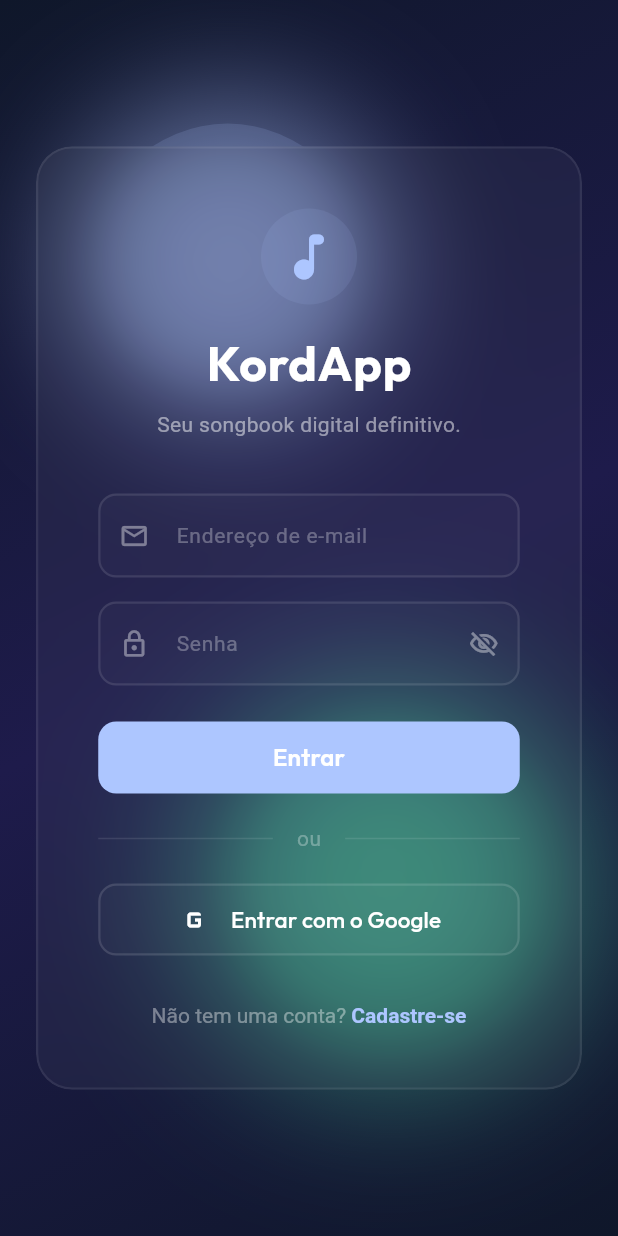
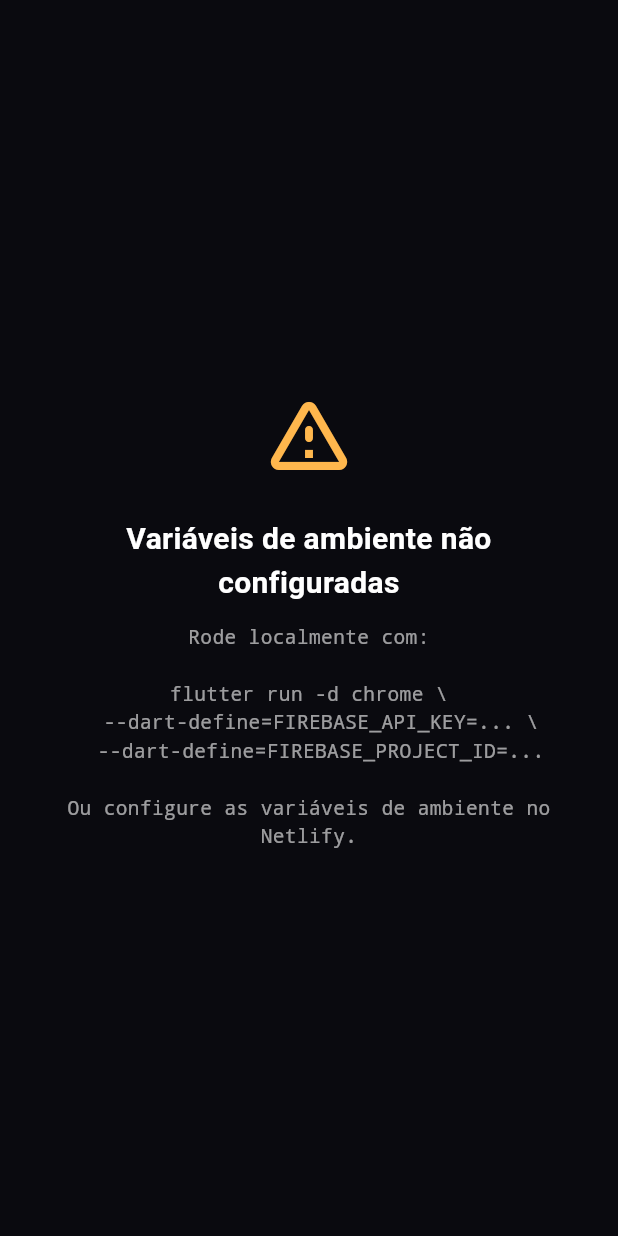
Before and after one commit to Nivaldo-Nilngn/Repertorio, a Flutter app: the screen it shows after launch, on a phone screen of 412 x 824 dp. Run offline on Flutter 3.47's test engine with Material 3 defaults, Android fonts, the phone set to English and light mode, and no system bars; our stand-ins replace firebase_auth, firebase_core, firebase_database, flutter_riverpod, google_fonts; missing offline and left inert: dart:html, dart:ui_web; accounts and stored records are empty; Roboto replaces fonts that are missing (Segoe UI).

Commit message:
fix: adiciona validacao de config Firebase e script de run local

```diff
--- a/lib/main.dart
+++ b/lib/main.dart
@@ -8,6 +8,14 @@ import 'features/auth/screens/login_screen.dart';
 
 void main() async {
   WidgetsFlutterBinding.ensureInitialized();
+
+  const apiKey = String.fromEnvironment('FIREBASE_API_KEY');
+
+  // Detecta build sem --dart-define (ex: flutter run sem flags)
+  if (apiKey.isEmpty) {
+    runApp(const _MissingConfigApp());
+    return;
+  }
 
   await Firebase.initializeApp(
     options: const FirebaseOptions(
@@ -23,6 +31,51 @@ void main() async {
 
   runApp(const ProviderScope(child: KordApp()));
 }
+
+class _MissingConfigApp extends StatelessWidget {
+  const _MissingConfigApp();
+  @override
+  Widget build(BuildContext context) {
+    return MaterialApp(
+      home: Scaffold(
+        backgroundColor: const Color(0xFF0A0A0F),
+        body: Center(
+          child: Padding(
+            padding: const EdgeInsets.all(32),
+            child: Column(
+              mainAxisSize: MainAxisSize.min,
+              children: [
+                const Icon(Icons.warning_amber_rounded,
+                    color: Color(0xFFFFB74D), size: 64),
+                const SizedBox(height: 24),
+                const Text(
+                  'Variáveis de ambiente não configuradas',
+                  textAlign: TextAlign.center,
+                  style: TextStyle(
+                    color: Colors.white,
+                    fontSize: 20,
+                    fontWeight: FontWeight.bold,
+                  ),
+                ),
+                const SizedBox(height: 12),
+                Text(
+                  'Rode localmente com:\n\nflutter run -d chrome \\\n  --dart-define=FIREBASE_API_KEY=... \\\n  --dart-define=FIREBASE_PROJECT_ID=...\n\nOu configure as variáveis de ambiente no Netlify.',
+                  textAlign: TextAlign.center,
+                  style: TextStyle(
+                    color: Colors.white.withOpacity(0.6),
+                    fontSize: 13,
+                    fontFamily: 'monospace',
+                  ),
+                ),
+              ],
+            ),
+          ),
+        ),
+      ),
+    );
+  }
+}
+
 
 class KordApp extends ConsumerWidget {
   const KordApp({super.key});
```
Also changed, not shown: 1 other file.
